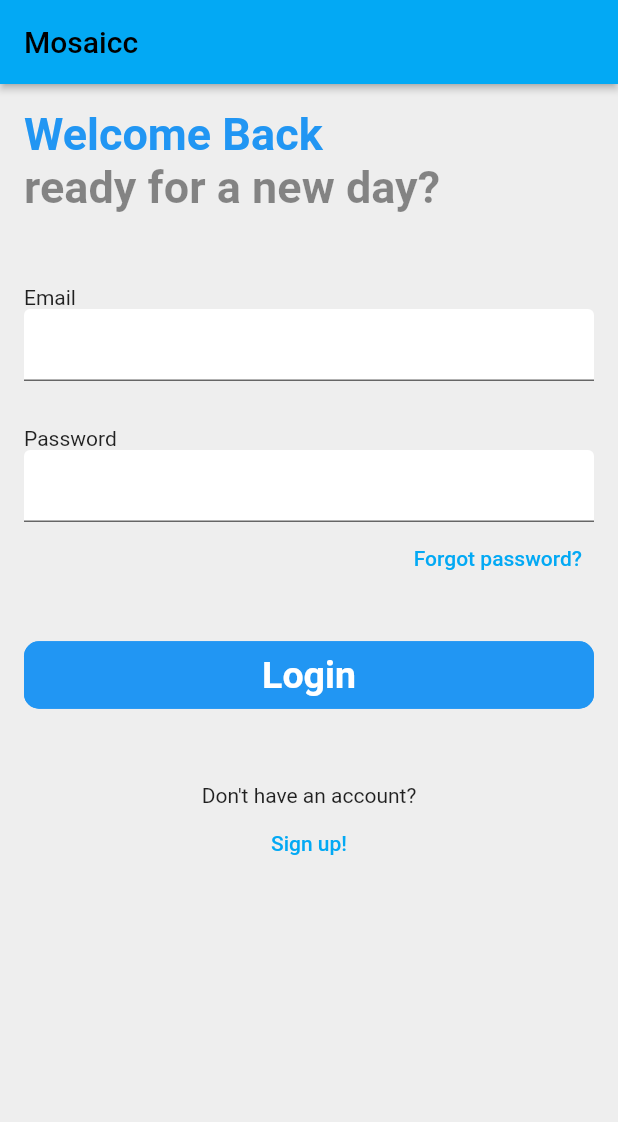
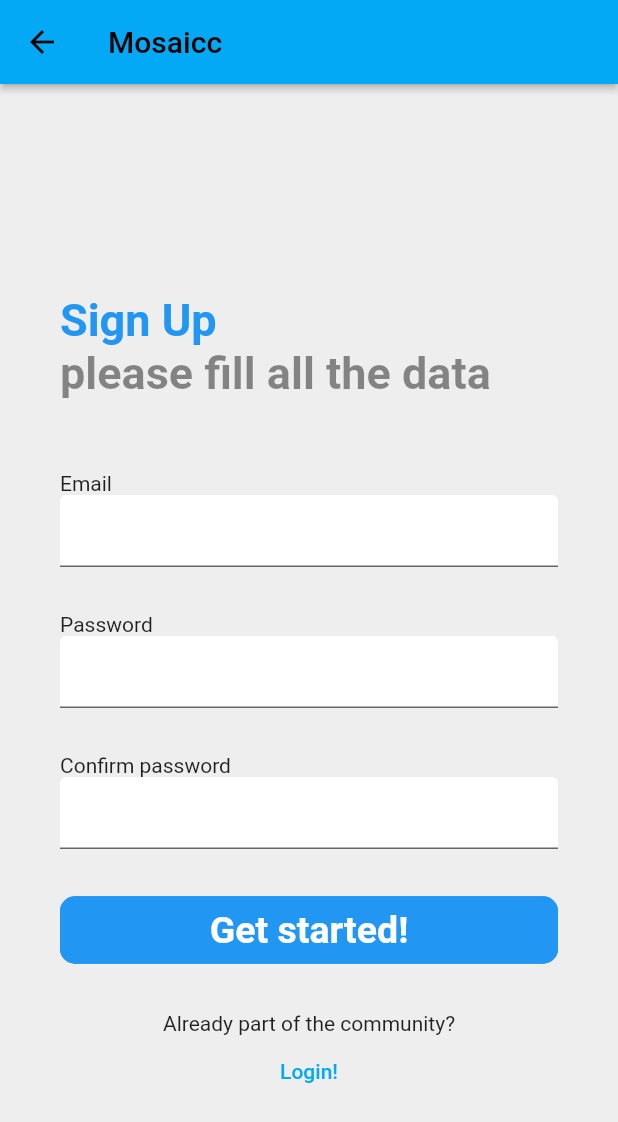
Before and after one commit to hamletSolanoD/MosaiccApp, a Flutter app: the screen it shows after launch, after a tap on "Sign up!", on a phone screen of 412 x 824 dp. Shown: the top 1122 px of the screen. Run offline on Flutter 3.47's test engine with Material 2 defaults, Android fonts, the light colour scheme and no system bars; our stand-ins replace audioplayers, carousel_slider, firebase_auth, firebase_core, google_sign_in; missing offline and left inert: dart:ffi, flutter_login_facebook; accounts and stored records are empty; network calls fail.

Commit message:
signup Frontend

```diff
--- /dev/null
+++ b/lib/Widgets/views/GeneralWidgets/SignUp.dart
@@ -0,0 +1,101 @@
+import 'package:flutter/material.dart';
+
+class SignUp extends StatefulWidget {
+  _signInState createState() => _signInState();
+}
+
+class _signInState extends State<SignUp> {
+  @override
+  Widget build(BuildContext context) {
+    return Scaffold(
+      appBar: AppBar(
+        title: Text('Mosaicc'),
+        elevation: 2.0,
+      ),
+      body: _buildContent(context),
+      backgroundColor: Colors.grey[200],
+    );
+  }
+
+  Widget _buildContent(BuildContext context) {
+    // TODO: implement build
+    return Container(
+        child: SingleChildScrollView(
+            child: Padding(
+                child: Column(
+                  mainAxisAlignment: MainAxisAlignment.center,
+                  crossAxisAlignment: CrossAxisAlignment.stretch,
+                  children: <Widget>[
+                    SizedBox(
+                      height: 140,
+                    ),
+                    Text(
+                      "Sign Up",
+                      style: TextStyle(
+                          color: Colors.blue,
+                          fontWeight: FontWeight.bold,
+                          fontSize: 30),
+                    ),
+                    Text(
+                      "please fill all the data",
+                      style: TextStyle(
+                          fontWeight: FontWeight.bold,
+                          fontSize: 30,
+                          color: Colors.black45),
+                    ),
+                    SizedBox(
+                      height: 48,
+                    ),
+                    Text("Email"),
+                    TextField(
+                      decoration: InputDecoration(
+                          fillColor: Colors.white,
+                          filled: true,
+                          counterText: ''),
+                    ),
+                    SizedBox(
+                      height: 30,
+                    ),
+                    Text("Password"),
+                    TextField(
+                        decoration: InputDecoration(
+                            fillColor: Colors.white,
+                            filled: true,
+                            counterText: '')),
+                    SizedBox(
+                      height: 30,
+                    ),
+                    Text("Confirm password"),
+                    TextField(
+                        decoration: InputDecoration(
+                            fillColor: Colors.white,
+                            filled: true,
+                            counterText: '')),
+                    SizedBox(
+                      height: 30,
+                    ),
+                    TextButton(
+                        onPressed: () => {},
+                        child: const Text("Get started!",
+                            style: TextStyle(
+                                fontSize: 25,
+                                fontWeight: FontWeight.bold,
+                                color: Colors.white)),
+                        style: ButtonStyle(
+                            backgroundColor:
+                                MaterialStateProperty.all<Color>(Colors.blue),
+                            shape: MaterialStateProperty.all<
+                                    RoundedRectangleBorder>(
+                                RoundedRectangleBorder(
+                                    borderRadius: BorderRadius.circular(10.0),
+                                    side: BorderSide(color: Colors.blue))))),
+                    SizedBox(
+                      height: 30,
+                    ),
+                    Center(child: Text("Already part of the community?")),
+                    TextButton(onPressed: () => {}, child: Text("Login!"))
+                  ],
+                ),
+                padding: EdgeInsets.fromLTRB(40, 0, 40, 0))));
+  }
+}
--- a/lib/Widgets/views/GeneralWidgets/signIn.dart
+++ b/lib/Widgets/views/GeneralWidgets/signIn.dart
@@ -1,16 +1,21 @@
 import 'package:firebase_auth/firebase_auth.dart';
 import 'package:flutter/material.dart';
 import 'package:mosaicc/Widgets/controllers/auth.dart';
+import 'package:mosaicc/Widgets/views/GeneralWidgets/SignUp.dart';
 
 class signIn extends StatelessWidget {
-  const signIn({
+   signIn({
     Key key,
     @required this.manager,
     @required this.isLoading,
   }) : super(key: key);
   final Auth manager;
   final bool isLoading;
-  static const Key emailPasswordKey = Key('email-password');
+  TextEditingController EmailController = TextEditingController();
+  TextEditingController PasswordController = TextEditingController();
+
+
+
 
   void _showSignInError(BuildContext context, Exception exception) {
     if (exception is FirebaseException &&
@@ -27,6 +32,31 @@ class signIn extends StatelessWidget {
       _showSignInError(context, e);
     }
   }
+
+  void _signInWithEmail(BuildContext context) {
+
+ try {
+      final credentials = FirebaseAuth.instance.signInWithEmailAndPassword(email: EmailController.text, password:PasswordController.text);
+            print('${credentials.toString()}');
+
+    } on Exception catch (e) {
+      _showSignInError(context, e);
+    }
+
+
+  }
+
+ void _registerNewUser (BuildContext context) {
+  Navigator.push(
+    context,
+    MaterialPageRoute(builder: (context) =>  SignUp()),
+  );
+}
+
+
+
+
+
 
   @override
   Widget build(BuildContext context) {
@@ -49,6 +79,7 @@ class signIn extends StatelessWidget {
         mainAxisAlignment: MainAxisAlignment.center,
         crossAxisAlignment: CrossAxisAlignment.stretch,
         children: <Widget>[
+          SizedBox(height: 140,),
           Text(
             "Welcome Back",
             style: TextStyle(
@@ -67,12 +98,15 @@ class signIn extends StatelessWidget {
           Text("Email"),
           TextField(
               decoration: InputDecoration(
-                  fillColor: Colors.white, filled: true, counterText: '')),
+                  fillColor: Colors.white, filled: true, counterText: ''),
+                  controller:EmailController ,
+                  ),
           SizedBox(
             height: 30,
           ),
           Text("Password"),
           TextField(
+            controller: PasswordController,
               decoration: InputDecoration(
                   fillColor: Colors.white, filled: true, counterText: '')),
           Align(
@@ -84,7 +118,7 @@ class signIn extends StatelessWidget {
             height: 30,
           ),
           TextButton(
-              onPressed: () => {_signInAnonymously(context)},
+              onPressed: () => {_signInWithEmail(context)},
               child: const Text("Login",
                   style: TextStyle(
                       fontSize: 25,
@@ -101,7 +135,7 @@ class signIn extends StatelessWidget {
             height: 48,
           ),
           Center(child: Text("Don't have an account?")),
-          TextButton(onPressed: () => {}, child: Text("Sign up!"))
+          TextButton(onPressed: () => _registerNewUser(context), child: Text("Sign up!"))
         ],
       ),),
     );
--- a/lib/main.dart
+++ b/lib/main.dart
@@ -1,5 +1,6 @@
 import 'package:firebase_core/firebase_core.dart';
 import 'package:flutter/material.dart';
+import 'package:mosaicc/Widgets/views/GeneralWidgets/SignUp.dart';
 import 'package:mosaicc/Widgets/views/GeneralWidgets/signIn.dart';
 import 'package:mosaicc/Widgets/views/JournalWidgets/JournalMain.dart';
 import 'package:mosaicc/Widgets/views/Media/MediaMain.dart';
```
